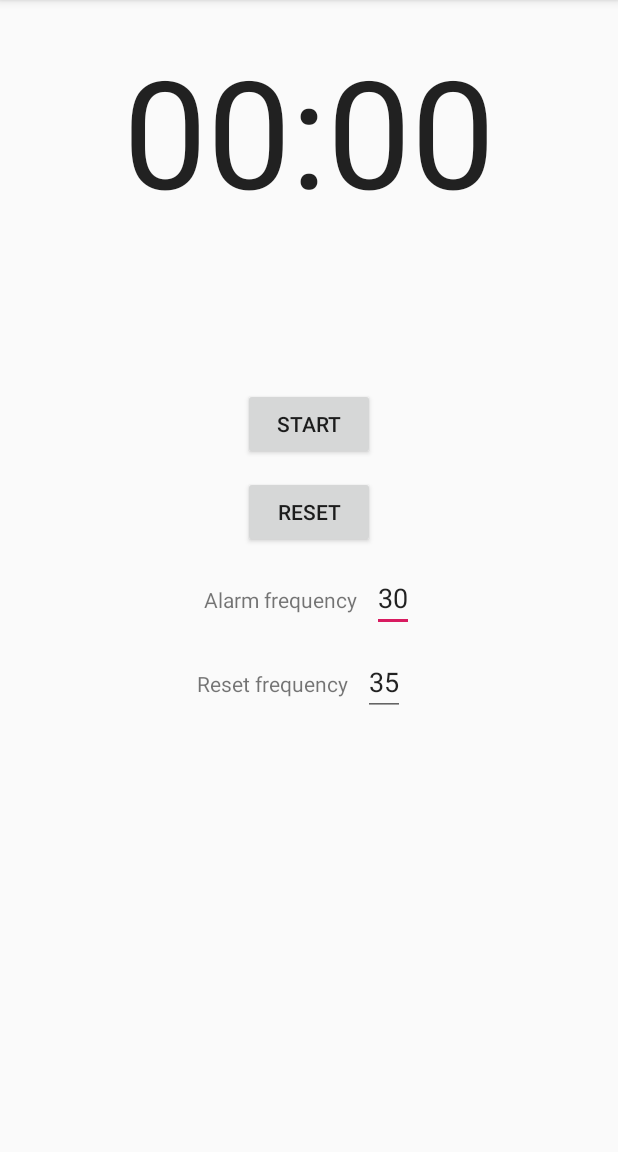
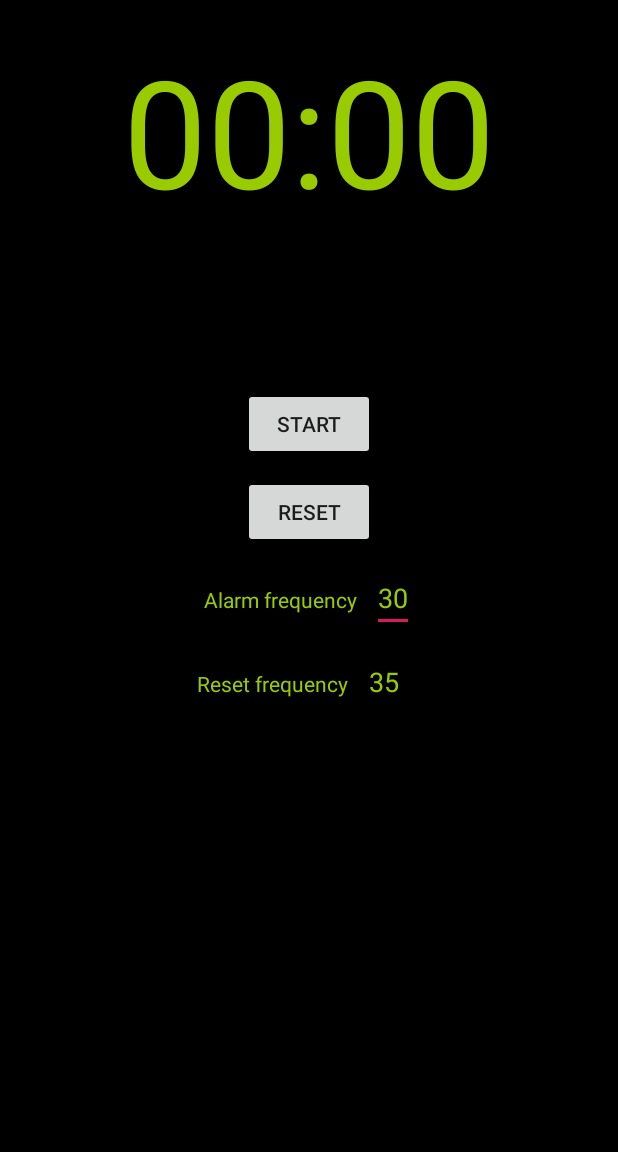
Before and after one commit to frangoro/tictac, an Android app: the screen it shows after launch (MainActivity), on a phone screen of 412 x 824 dp, the part 84-1236 px from its top. Run offline under Robolectric (Android 15) with nearby library versions, the phone set to English and light mode, and no system bars.

Commit message:
Set black background

```diff
--- a/app/src/main/res/layout/activity_main.xml
+++ b/app/src/main/res/layout/activity_main.xml
@@ -3,6 +3,7 @@
     xmlns:tools="http://schemas.android.com/tools"
     android:layout_width="match_parent"
     android:layout_height="match_parent"
+    android:background="@color/black"
     android:gravity="center|top"
     android:orientation="vertical"
     android:paddingTop="20sp"
@@ -14,6 +15,8 @@
         android:layout_height="wrap_content"
         android:layout_marginBottom="50sp"
         android:paddingBottom="50sp"
+        android:textColor="@android:color/holo_green_light"
+        android:textColorHint="@android:color/holo_green_light"
         android:textSize="100sp" />
 
     <Button
@@ -40,14 +43,18 @@
             android:id="@+id/textViewAlarm"
             android:layout_width="wrap_content"
             android:layout_height="wrap_content"
-            android:text="@string/alarm_time_in_seconds_text" />
+            android:text="@string/alarm_time_in_seconds_text"
+            android:textColor="@android:color/holo_green_light"
+            android:textColorHint="@android:color/holo_green_light" />
 
         <EditText
             android:id="@+id/alarmTimer"
             android:layout_width="wrap_content"
             android:layout_height="wrap_content"
             android:layout_marginLeft="10sp"
-            android:inputType="number" />
+            android:inputType="number"
+            android:textColor="@android:color/holo_green_light"
+            android:textColorHint="@android:color/holo_green_light" />
 
     </LinearLayout>
 
@@ -60,7 +67,9 @@
             android:id="@+id/textViewReset"
             android:layout_width="wrap_content"
             android:layout_height="wrap_content"
-            android:text="@string/reset_time_in_seconds_text" />
+            android:text="@string/reset_time_in_seconds_text"
+            android:textColor="@android:color/holo_green_light"
+            android:textColorHint="@android:color/holo_green_light" />
 
         <EditText
             android:id="@+id/resetTimer"
@@ -68,7 +77,9 @@
             android:layout_height="wrap_content"
             android:layout_marginLeft="10sp"
             android:layout_marginRight="10sp"
-            android:inputType="number" />
+            android:inputType="number"
+            android:textColor="@android:color/holo_green_light"
+            android:textColorHint="@android:color/holo_green_light" />
 
     </LinearLayout>
 
--- a/app/src/main/res/values/colors.xml
+++ b/app/src/main/res/values/colors.xml
@@ -3,4 +3,5 @@
     <color name="colorPrimary">#008577</color>
     <color name="colorPrimaryDark">#00574B</color>
     <color name="colorAccent">#D81B60</color>
+    <color name="black">#000000</color>
 </resources>
```
